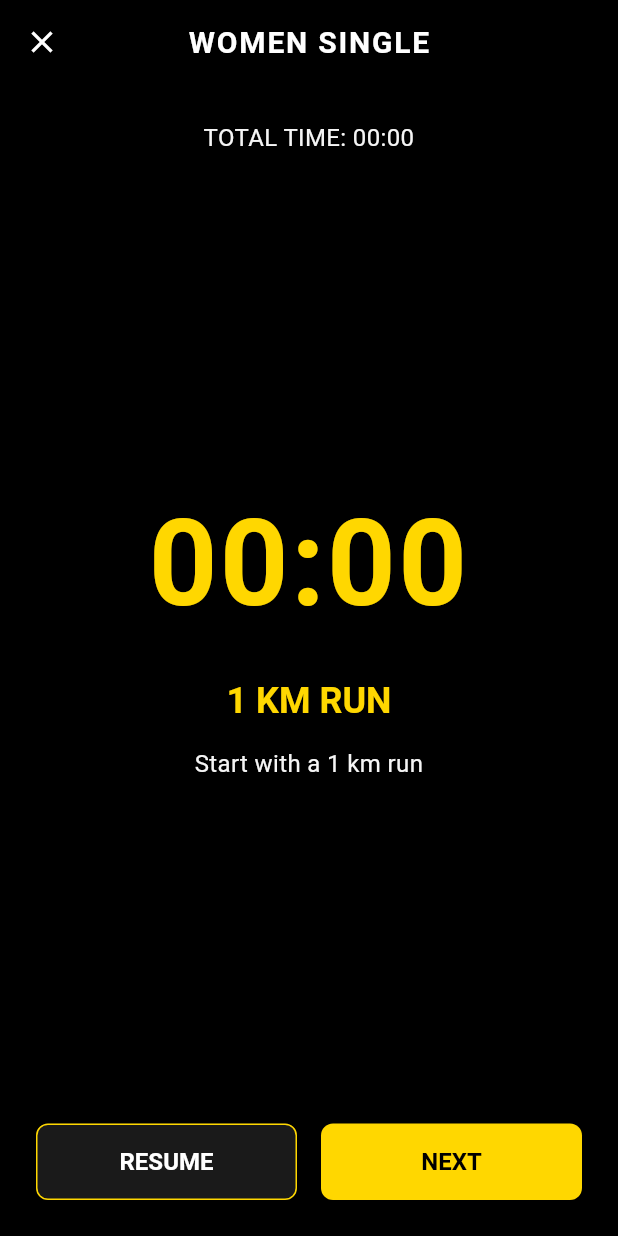
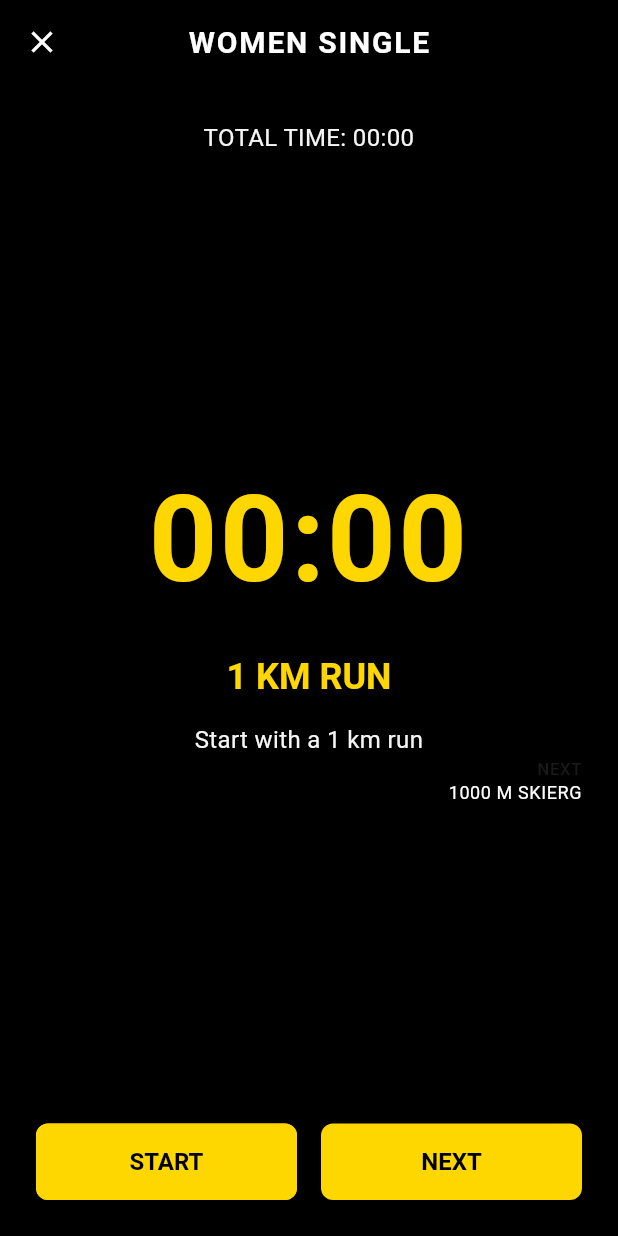
Before and after one commit to HenryCorn/Hyrox, a Flutter app: the screen it shows after launch, after a tap on "WOMEN SINGLE", on a phone screen of 412 x 824 dp. Run offline on Flutter 3.47's test engine with Material 3 defaults, Android fonts, the phone set to English and light mode, and no system bars; our stand-ins replace built_collection, built_value, dio, flutter_riverpod, freezed_annotation, wakelock_plus; missing offline and left inert: one_of_serializer; generated files the repository leaves out were written again.

Commit message:
feat: Add previous/next exercise display to active workout screen and update timer control button to show 'START' initially.

```diff
--- a/apps/mobile/lib/ui/screens/active_workout_screen.dart
+++ b/apps/mobile/lib/ui/screens/active_workout_screen.dart
@@ -96,6 +96,58 @@ class ActiveWorkoutScreen extends ConsumerWidget {
               ),
             ],
 
+            // Next/Prev Exercises
+            Row(
+              mainAxisAlignment: MainAxisAlignment.spaceBetween,
+              children: [
+                // Previous
+                if (timerState.currentExerciseIndex > 0)
+                  Expanded(
+                    child: Column(
+                      crossAxisAlignment: CrossAxisAlignment.start,
+                      children: [
+                        Text(
+                          'PREVIOUS',
+                          style: Theme.of(context).textTheme.labelSmall?.copyWith(color: HyroxTheme.darkGrey),
+                        ),
+                        Text(
+                          routine.exercises[timerState.currentExerciseIndex - 1].name.toUpperCase(),
+                          style: Theme.of(context).textTheme.bodySmall?.copyWith(color: HyroxTheme.white),
+                          overflow: TextOverflow.ellipsis,
+                        ),
+                      ],
+                    ),
+                  )
+                else
+                  const Spacer(),
+
+                const SizedBox(width: 16),
+
+                // Next
+                if (timerState.currentExerciseIndex < routine.exercises.length - 1)
+                  Expanded(
+                    child: Column(
+                      crossAxisAlignment: CrossAxisAlignment.end,
+                      children: [
+                        Text(
+                          'NEXT',
+                          style: Theme.of(context).textTheme.labelSmall?.copyWith(color: HyroxTheme.darkGrey),
+                          textAlign: TextAlign.end,
+                        ),
+                        Text(
+                          routine.exercises[timerState.currentExerciseIndex + 1].name.toUpperCase(),
+                          style: Theme.of(context).textTheme.bodySmall?.copyWith(color: HyroxTheme.white),
+                          textAlign: TextAlign.end,
+                          overflow: TextOverflow.ellipsis,
+                        ),
+                      ],
+                    ),
+                  )
+                else
+                  const Spacer(),
+              ],
+            ),
+
             const Spacer(),
 
             // Controls
@@ -104,8 +156,8 @@ class ActiveWorkoutScreen extends ConsumerWidget {
                 Expanded(
                   child: ElevatedButton(
                     style: ElevatedButton.styleFrom(
-                      backgroundColor: isPaused ? HyroxTheme.yellow : HyroxTheme.darkGrey,
-                      foregroundColor: isPaused ? HyroxTheme.black : HyroxTheme.white,
+                      backgroundColor: isPaused || timerState.status == TimerStatus.initial ? HyroxTheme.yellow : HyroxTheme.darkGrey,
+                      foregroundColor: isPaused || timerState.status == TimerStatus.initial ? HyroxTheme.black : HyroxTheme.white,
                       side: BorderSide(color: HyroxTheme.yellow),
                     ),
                     onPressed: () {
@@ -115,7 +167,11 @@ class ActiveWorkoutScreen extends ConsumerWidget {
                         ref.read(timerProvider.notifier).pause();
                       }
                     },
-                    child: Text(isPaused || timerState.status == TimerStatus.initial ? 'RESUME' : 'PAUSE'),
+                    child: Text(
+                      timerState.status == TimerStatus.initial
+                          ? 'START'
+                          : (isPaused ? 'RESUME' : 'PAUSE')
+                    ),
                   ),
                 ),
                 const SizedBox(width: 16),
```
Also changed, not shown: 1 other file.
